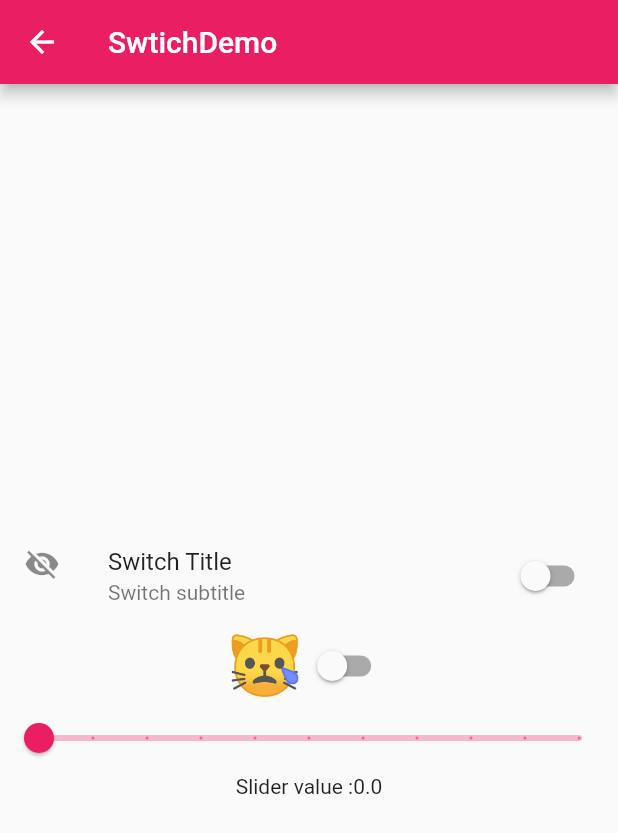
After one commit to Darren-xd/flutter_dome, a Flutter app: the screen it shows after launch, after a tap on "SwitchDemo", on a phone screen of 412 x 824 dp. The commit adds this screen. Shown: the top 833 px of the screen. Run offline on Flutter 3.47's test engine with Material 2 defaults, Android fonts, the phone set to English and light mode, and no system bars; our stand-ins replace flutter_swiper; network calls fail.

Commit message:
常用输入组件

```diff
--- a/lib/buttom/button_demo.dart
+++ b/lib/buttom/button_demo.dart
@@ -1,5 +1,8 @@
 import 'package:flutter/material.dart';
+import 'package:flutter_dome/buttom/checkbox_demo.dart';
+import 'package:flutter_dome/buttom/date_time_demo.dart';
 import 'package:flutter_dome/buttom/popup_menu_button_demo.dart';
+import 'package:flutter_dome/buttom/switch_demo.dart';
 
 class ButtonDemo extends StatefulWidget {
   @override
@@ -26,6 +29,18 @@ class _ButtonDemoState extends State<ButtonDemo> {
           ListItem(
             title: "PopupMenuButton",
             page: PopupMenuButtonDemo(),
+          ),
+          ListItem(
+            title: "CheckboxDemo",
+            page: CheckboxDemo(),
+          ),
+          ListItem(
+            title: "SwitchDemo",
+            page: SwitchDemo(),
+          ),
+          ListItem(
+            title: "DateTimeDemo",
+            page: DateTimeDemo(),
           ),
         ],
       ),
--- /dev/null
+++ b/lib/buttom/checkbox_demo.dart
@@ -0,0 +1,91 @@
+import 'package:flutter/material.dart';
+
+class CheckboxDemo extends StatefulWidget {
+  @override
+  _CheckboxDemoState createState() => _CheckboxDemoState();
+}
+
+class _CheckboxDemoState extends State<CheckboxDemo> {
+  bool _checkboxItemA = false;
+  int _radioGroupA = 0;
+  void _handleRadioValueChanged(int value) {
+    setState(() {
+      _radioGroupA = value;
+    });
+  }
+
+  @override
+  Widget build(BuildContext context) {
+    Widget checkboxListDemo = CheckboxListTile(
+      value: _checkboxItemA,
+      onChanged: (value) {
+        setState(() {
+          _checkboxItemA = value;
+        });
+      },
+      title: Text("Darren"),
+      subtitle: Text("Desc"),
+      secondary: Icon(Icons.add),
+      selected: _checkboxItemA,
+    );
+
+    Widget checkboxDemo = Checkbox(
+      value: _checkboxItemA,
+      onChanged: (value) {
+        setState(() {
+          _checkboxItemA = value;
+        });
+      },
+    );
+
+// Widget radioDemo =
+
+    return Scaffold(
+      appBar: AppBar(
+        title: Text("Checkbox"),
+        elevation: 0.0,
+      ),
+      body: Container(
+          child: Column(
+        mainAxisAlignment: MainAxisAlignment.center,
+        children: <Widget>[
+          checkboxDemo,
+          checkboxListDemo,
+          RadioListTile(
+            value: 0,
+            groupValue: _radioGroupA,
+            onChanged: _handleRadioValueChanged,
+            title: Text("Darren"),
+            subtitle: Text("subtitle"),
+            secondary: Icon(Icons.add),
+            selected: _radioGroupA == 0,
+          ),
+          RadioListTile(
+            value: 1,
+            groupValue: _radioGroupA,
+            onChanged: _handleRadioValueChanged,
+            title: Text("DarrenA"),
+            subtitle: Text("subtitleA"),
+            secondary: Icon(Icons.add),
+            selected: _radioGroupA == 1,
+          ),
+          Row(
+            mainAxisAlignment: MainAxisAlignment.center,
+            children: <Widget>[
+              Radio(
+                value: 0,
+                groupValue: _radioGroupA,
+                onChanged: _handleRadioValueChanged,
+              ),
+              Radio(
+                value: 1,
+                groupValue: _radioGroupA,
+                onChanged: _handleRadioValueChanged,
+              ),
+            ],
+          )
+        ],
+      )),
+    );
+  }
+}
--- /dev/null
+++ b/lib/buttom/switch_demo.dart
@@ -0,0 +1,70 @@
+import 'package:flutter/material.dart';
+
+class SwitchDemo extends StatefulWidget {
+  @override
+  _SwitchDemoState createState() => _SwitchDemoState();
+}
+
+class _SwitchDemoState extends State<SwitchDemo> {
+  bool _switchItemA = false;
+  double _sliderItemA = 0.0;
+  @override
+  Widget build(BuildContext context) {
+    return Scaffold(
+      appBar: AppBar(
+        title: Text("SwtichDemo"),
+      ),
+      body: Container(
+        child: Column(
+          mainAxisAlignment: MainAxisAlignment.center,
+          children: <Widget>[
+            SwitchListTile(
+              title: Text("Switch Title"),
+              subtitle: Text("Switch subtitle"),
+              secondary:
+                  Icon(_switchItemA ? Icons.visibility : Icons.visibility_off),
+              selected: _switchItemA,
+              value: _switchItemA,
+              onChanged: (value) {
+                setState(() {
+                  _switchItemA = value;
+                });
+              },
+            ),
+            Row(
+              mainAxisAlignment: MainAxisAlignment.center,
+              children: <Widget>[
+                Text(
+                  _switchItemA ? "😁" : "😿",
+                  style: TextStyle(fontSize: 40),
+                ),
+                Switch(
+                  value: _switchItemA,
+                  onChanged: (value) {
+                    setState(() {
+                      _switchItemA = value;
+                    });
+                  },
+                ),
+              ],
+            ),
+            Slider(
+              max: 100,
+              min: 0,
+              divisions: 10,
+              label: "$_sliderItemA",
+              inactiveColor: Theme.of(context).accentColor.withOpacity(.3),
+              value: _sliderItemA,
+              onChanged: (value) {
+                setState(() {
+                  _sliderItemA = value;
+                });
+              },
+            ),
+            Text("Slider value :$_sliderItemA"),
+          ],
+        ),
+      ),
+    );
+  }
+}
--- a/lib/home/home_page.dart
+++ b/lib/home/home_page.dart
@@ -64,7 +64,7 @@ class _HomePageState extends State<HomePage> {
           // ),
           actions: <Widget>[
             IconButton(
-              icon: Icon(Icons.mail),
+              icon: Icon(Icons.input),
               onPressed: () {
                 Navigator.of(context).pushNamed("/button");
               },
--- a/pubspec.yaml
+++ b/pubspec.yaml
@@ -20,6 +20,7 @@ dependencies:
   flutter:
     sdk: flutter
   flutter_swiper: ^1.1.6
+  intl: ^0.15.8
 
   # The following adds the Cupertino Icons font to your application.
   # Use with the CupertinoIcons class for iOS style icons.
```
Also changed, not shown: lib/buttom/date_time_demo.dart (added, +73 -0 lines), pubspec.lock.
